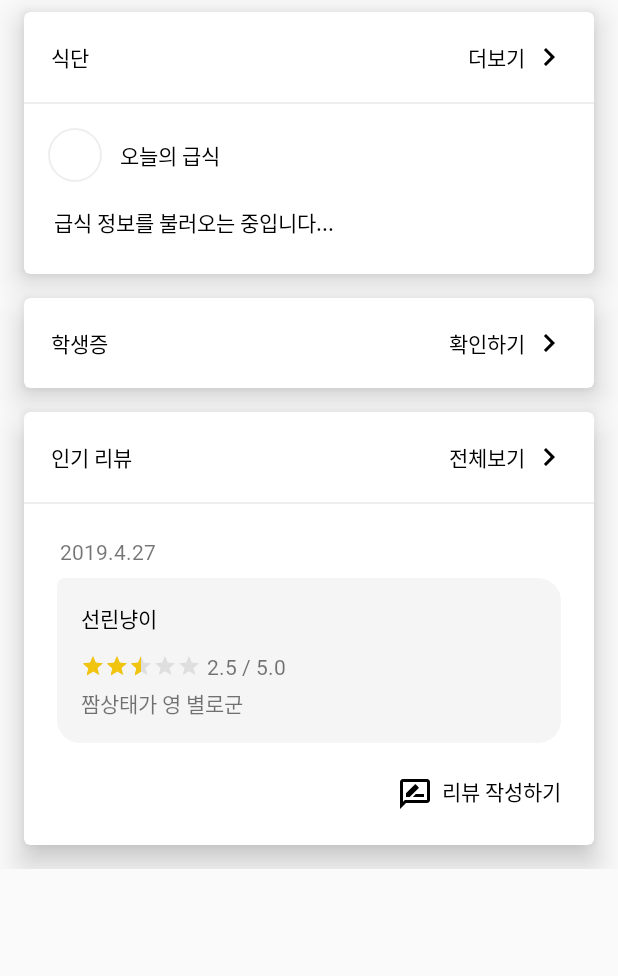
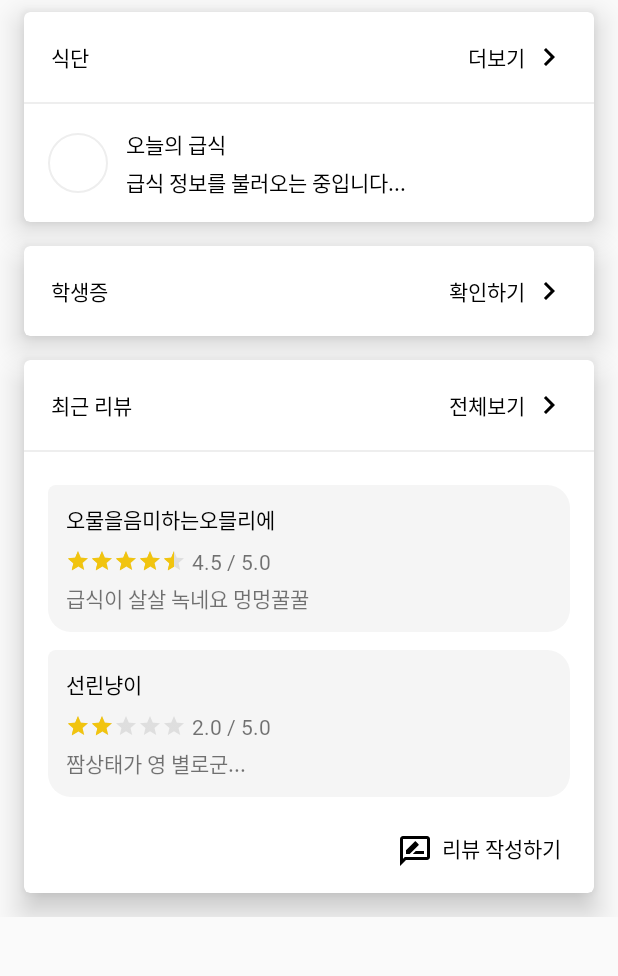
Before and after one commit to roian6/SunrinMeal, an Android app: the layout activity_main.xml on its own in the app's theme, with its tools: preview values and no code run, on a phone screen of 412 x 824 dp, the part 162-1138 px from its top. Run offline under Robolectric (Android 15) with nearby library versions, the phone set to English and light mode, and no system bars.

Commit message:
레이아웃 수정

```diff
--- a/app/src/main/res/layout/activity_main.xml
+++ b/app/src/main/res/layout/activity_main.xml
@@ -12,7 +12,7 @@
         android:id="@+id/toolbar"
         android:layout_width="match_parent"
         android:layout_height="?android:attr/actionBarSize"
-        android:background="@android:color/transparent"/>
+        android:background="@android:color/transparent" />
 
 
     <TextView
@@ -106,58 +106,52 @@
                             android:padding="16dp">
 
                             <RelativeLayout
-                                android:layout_width="36dp"
-                                android:layout_height="36dp"
+                                android:layout_width="40dp"
+                                android:layout_height="40dp"
                                 android:layout_marginEnd="12dp">
 
                                 <de.hdodenhof.circleimageview.CircleImageView
-                                    android:layout_width="44dp"
-                                    android:layout_height="44dp"
+                                    android:layout_width="40dp"
+                                    android:layout_height="40dp"
                                     android:src="#ffffff"
                                     app:civ_border_color="#eeeeee"
                                     app:civ_border_width="1dp" />
 
                                 <TextView
+                                    android:id="@+id/txt_main_day"
                                     android:layout_width="wrap_content"
                                     android:layout_height="wrap_content"
                                     android:layout_centerInParent="true"
                                     android:fontFamily="@font/nanumsquarer"
                                     android:text=""
-                                    android:id="@+id/txt_main_day"
                                     android:textColor="#a5d6a7"
                                     android:textSize="16dp" />
 
                             </RelativeLayout>
 
+                            <LinearLayout
+                                android:layout_width="wrap_content"
+                                android:layout_height="wrap_content"
+                                android:orientation="vertical">
 
                                 <TextView
                                     android:id="@+id/txt_main_date"
-                                android:layout_width="0dp"
+                                    android:layout_width="wrap_content"
                                     android:layout_height="wrap_content"
-                                android:layout_weight="1"
+                                    android:layout_marginBottom="4dp"
                                     android:fontFamily="@font/nanumsquarer"
                                     android:text="오늘의 급식"
                                     android:textColor="@android:color/black" />
 
+                                <TextView
+                                    android:id="@+id/txt_main_meal"
+                                    android:layout_width="wrap_content"
+                                    android:layout_height="wrap_content"
+                                    android:fontFamily="@font/nanumsquarel"
+                                    android:text="급식 정보를 불러오는 중입니다..."
+                                    android:textColor="@android:color/black" />
                             </LinearLayout>
 
-                        <LinearLayout
-                            android:layout_width="match_parent"
-                            android:layout_height="wrap_content"
-                            android:layout_marginBottom="24dp"
-                            android:gravity="center_vertical"
-                            android:orientation="horizontal"
-                            android:paddingEnd="20dp"
-                            android:paddingStart="20dp">
-
-                            <TextView
-                                android:id="@+id/txt_main_meal"
-                                android:layout_width="0dp"
-                                android:layout_height="wrap_content"
-                                android:layout_weight="1"
-                                android:fontFamily="@font/nanumsquarel"
-                                android:textColor="@android:color/black"
-                                android:text="급식 정보를 불러오는 중입니다..." />
 
                         </LinearLayout>
 
@@ -256,7 +250,7 @@
                             android:layout_weight="1"
                             android:fontFamily="@font/nanumsquarer"
                             android:gravity="center_vertical"
-                            android:text="인기 리뷰"
+                            android:text="최근 리뷰"
                             android:textColor="@android:color/black" />
 
                         <LinearLayout
@@ -296,39 +290,10 @@
                             android:layout_width="match_parent"
                             android:layout_height="wrap_content"
                             android:orientation="vertical"
-                            android:paddingStart="22dp"
-                            android:paddingEnd="22dp"
+                            android:paddingBottom="8dp"
+                            android:paddingEnd="16dp"
+                            android:paddingStart="16dp"
                             android:paddingTop="22dp">
-
-
-                            <LinearLayout
-                                android:layout_width="match_parent"
-                                android:layout_height="wrap_content"
-                                android:gravity="center_vertical"
-                                android:orientation="horizontal">
-
-                                <LinearLayout
-                                    android:layout_width="match_parent"
-                                    android:layout_height="wrap_content"
-                                    android:orientation="vertical">
-
-
-                                    <LinearLayout
-                                        android:layout_width="match_parent"
-                                        android:layout_height="wrap_content"
-                                        android:orientation="horizontal"
-                                        android:gravity="center_vertical"
-                                        android:layout_marginBottom="8dp">
-
-                                        <TextView
-                                            android:layout_width="wrap_content"
-                                            android:layout_height="wrap_content"
-                                            android:fontFamily="@font/nanumsquarer"
-                                            android:layout_marginStart="2dp"
-                                            android:text="2019.4.27" />
-                                    </LinearLayout>
-
-
 
 
                             <LinearLayout
@@ -336,16 +301,16 @@
                                 android:layout_height="wrap_content"
                                 android:background="@drawable/review_text"
                                 android:orientation="vertical"
-                                            android:padding="16dp">
+                                android:layout_marginBottom="12dp"
+                                android:padding="12dp">
 
                                 <TextView
                                     android:layout_width="wrap_content"
                                     android:layout_height="wrap_content"
-                                                android:textColor="@android:color/black"
+                                    android:layout_marginBottom="8dp"
                                     android:fontFamily="@font/nanumsquarer"
-                                                android:layout_marginBottom="12dp"
-                                                android:text="선린냥이" />
-
+                                    android:text="오물을음미하는오믈리에"
+                                    android:textColor="@android:color/black" />
 
 
                                 <LinearLayout
@@ -362,28 +327,74 @@
                                         android:layout_marginEnd="4dp"
                                         android:isIndicator="true"
                                         android:numStars="5"
-                                                    android:rating="2.5"
+                                        android:rating="4.5"
                                         android:stepSize="0.1"
                                         android:theme="@style/RatingBar" />
 
                                     <TextView
                                         android:layout_width="wrap_content"
                                         android:layout_height="wrap_content"
-                                                    android:text="2.5 / 5.0"
-                                                    android:fontFamily="@font/nanumsquarer"/>
+                                        android:fontFamily="@font/nanumsquarer"
+                                        android:text="4.5 / 5.0" />
                                 </LinearLayout>
-
 
 
                                 <TextView
                                     android:layout_width="match_parent"
                                     android:layout_height="wrap_content"
                                     android:fontFamily="@font/nanumsquarer"
-                                                android:text="짬상태가 영 별로군" />
+                                    android:text="급식이 살살 녹네요 멍멍꿀꿀" />
 
                             </LinearLayout>
 
+                            <LinearLayout
+                                android:layout_width="match_parent"
+                                android:layout_height="wrap_content"
+                                android:background="@drawable/review_text"
+                                android:orientation="vertical"
+                                android:padding="12dp">
+
+                                <TextView
+                                    android:layout_width="wrap_content"
+                                    android:layout_height="wrap_content"
+                                    android:layout_marginBottom="8dp"
+                                    android:fontFamily="@font/nanumsquarer"
+                                    android:text="선린냥이"
+                                    android:textColor="@android:color/black" />
+
+
+                                <LinearLayout
+                                    android:layout_width="match_parent"
+                                    android:layout_height="wrap_content"
+                                    android:layout_marginBottom="4dp"
+                                    android:gravity="center_vertical"
+                                    android:orientation="horizontal">
+
+                                    <RatingBar
+                                        style="?android:attr/ratingBarStyleSmall"
+                                        android:layout_width="wrap_content"
+                                        android:layout_height="wrap_content"
+                                        android:layout_marginEnd="4dp"
+                                        android:isIndicator="true"
+                                        android:numStars="5"
+                                        android:rating="2.0"
+                                        android:stepSize="0.1"
+                                        android:theme="@style/RatingBar" />
+
+                                    <TextView
+                                        android:layout_width="wrap_content"
+                                        android:layout_height="wrap_content"
+                                        android:fontFamily="@font/nanumsquarer"
+                                        android:text="2.0 / 5.0" />
                                 </LinearLayout>
+
+
+                                <TextView
+                                    android:layout_width="match_parent"
+                                    android:layout_height="wrap_content"
+                                    android:fontFamily="@font/nanumsquarer"
+                                    android:text="짬상태가 영 별로군..." />
+
                             </LinearLayout>
 
                         </LinearLayout>
@@ -397,7 +408,10 @@
                             android:foreground="?android:attr/selectableItemBackground"
                             android:gravity="center|end"
                             android:orientation="horizontal"
-                            android:padding="22dp">
+                            android:paddingStart="16dp"
+                            android:paddingEnd="22dp"
+                            android:paddingTop="16dp"
+                            android:paddingBottom="16dp">
 
                             <ImageView
                                 android:layout_width="wrap_content"
@@ -410,8 +424,8 @@
                                 android:layout_height="wrap_content"
                                 android:layout_marginBottom="2dp"
                                 android:fontFamily="@font/nanumsquarer"
-                                android:textColor="@android:color/black"
-                                android:text="리뷰 작성하기" />
+                                android:text="리뷰 작성하기"
+                                android:textColor="@android:color/black" />
                         </LinearLayout>
 
 
```
Also changed, not shown: 32 other files. Lines whose indentation alone changed are shown as unchanged.
